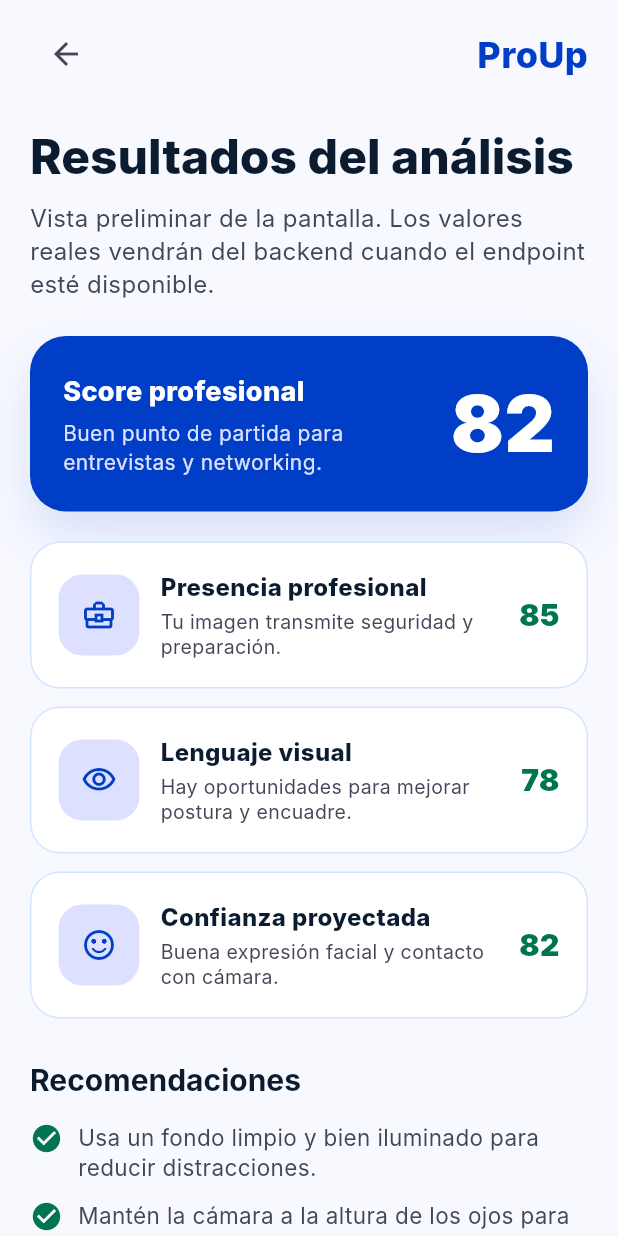
After one commit to ProUp-Application/ProUp-Frontend, a Flutter app: the ImageAnalysisResultScreen screen opened by its route, on a phone screen of 412 x 824 dp. The commit adds this screen. Run offline on Flutter 3.47's test engine with Material 3 defaults, Android fonts, the phone set to English and light mode, and no system bars; our stand-ins replace dio, flutter_bloc, go_router; Roboto replaces fonts that are missing (Inter).

Commit message:
feat: add image analysis flow

```diff
--- a/proup_mobile/lib/core/router/app_router.dart
+++ b/proup_mobile/lib/core/router/app_router.dart
@@ -4,6 +4,8 @@ import '../../features/onboarding/presentation/screens/onboarding_screen.dart';
 import '../../features/authentication/presentation/screens/login_screen.dart';
 import '../../features/authentication/presentation/screens/register_screen.dart';
 import '../../features/dashboard/presentation/screens/dashboard_screen.dart';
+import '../../features/image_analysis/presentation/screens/image_analysis_result_screen.dart';
+import '../../features/image_analysis/presentation/screens/image_scan_screen.dart';
 
 import 'app_routes.dart';
 
@@ -36,8 +38,11 @@ class AppRouter {
       ),
       GoRoute(
         path: AppRoutes.imageAnalysis,
-        builder: (context, state) =>
-            const _PlaceholderScreen(title: 'Análisis de imagen'),
+        builder: (context, state) => const ImageScanScreen(),
+      ),
+      GoRoute(
+        path: AppRoutes.imageAnalysisResult,
+        builder: (context, state) => const ImageAnalysisResultScreen(),
       ),
       GoRoute(
         path: AppRoutes.interview,
--- a/proup_mobile/lib/core/router/app_routes.dart
+++ b/proup_mobile/lib/core/router/app_routes.dart
@@ -7,6 +7,7 @@ class AppRoutes {
   static const register = '/register';
   static const dashboard = '/dashboard';
   static const imageAnalysis = '/image-analysis';
+  static const imageAnalysisResult = '/image-analysis/result';
   static const interview = '/interview';
   static const chatbot = '/chatbot';
   static const progress = '/progress';
--- /dev/null
+++ b/proup_mobile/lib/features/image_analysis/presentation/screens/image_analysis_result_screen.dart
@@ -0,0 +1,181 @@
+import 'package:flutter/material.dart';
+import 'package:go_router/go_router.dart';
+
+import '../../../../core/router/app_routes.dart';
+import '../widgets/analysis_metric_card.dart';
+import '../widgets/recommendation_list_item.dart';
+
+class ImageAnalysisResultScreen extends StatelessWidget {
+  const ImageAnalysisResultScreen({super.key});
+
+  @override
+  Widget build(BuildContext context) {
+    return Scaffold(
+      backgroundColor: const Color(0xFFF8F9FF),
+      body: SafeArea(
+        child: SingleChildScrollView(
+          padding: const EdgeInsets.fromLTRB(20, 12, 20, 28),
+          child: Column(
+            crossAxisAlignment: CrossAxisAlignment.start,
+            children: [
+              _Header(onBack: () => context.go(AppRoutes.imageAnalysis)),
+              const SizedBox(height: 24),
+              Text(
+                'Resultados del análisis',
+                style: Theme.of(context).textTheme.headlineMedium,
+              ),
+              const SizedBox(height: 10),
+              const Text(
+                'Vista preliminar de la pantalla. Los valores reales vendrán del backend cuando el endpoint esté disponible.',
+                style: TextStyle(
+                  color: Color(0xFF434656),
+                  fontSize: 16,
+                  height: 1.4,
+                ),
+              ),
+              const SizedBox(height: 24),
+              const _ScoreCard(),
+              const SizedBox(height: 20),
+              const AnalysisMetricCard(
+                title: 'Presencia profesional',
+                value: '85',
+                description: 'Tu imagen transmite seguridad y preparación.',
+                icon: Icons.business_center_outlined,
+              ),
+              const SizedBox(height: 12),
+              const AnalysisMetricCard(
+                title: 'Lenguaje visual',
+                value: '78',
+                description: 'Hay oportunidades para mejorar postura y encuadre.',
+                icon: Icons.visibility_outlined,
+              ),
+              const SizedBox(height: 12),
+              const AnalysisMetricCard(
+                title: 'Confianza proyectada',
+                value: '82',
+                description: 'Buena expresión facial y contacto con cámara.',
+                icon: Icons.sentiment_satisfied_alt,
+              ),
+              const SizedBox(height: 28),
+              Text(
+                'Recomendaciones',
+                style: Theme.of(context).textTheme.titleLarge,
+              ),
+              const SizedBox(height: 16),
+              const RecommendationListItem(
+                text: 'Usa un fondo limpio y bien iluminado para reducir distracciones.',
+              ),
+              const SizedBox(height: 12),
+              const RecommendationListItem(
+                text: 'Mantén la cámara a la altura de los ojos para proyectar naturalidad.',
+              ),
+              const SizedBox(height: 12),
+              const RecommendationListItem(
+                text: 'Elige vestimenta sobria y alineada al tipo de puesto que buscas.',
+              ),
+              const SizedBox(height: 28),
+              SizedBox(
+                width: double.infinity,
+                height: 58,
+                child: FilledButton(
+                  onPressed: () => context.go(AppRoutes.dashboard),
+                  child: const Text('Volver al dashboard'),
+                ),
+              ),
+            ],
+          ),
+        ),
+      ),
+    );
+  }
+}
+
+class _ScoreCard extends StatelessWidget {
+  const _ScoreCard();
+
+  @override
+  Widget build(BuildContext context) {
+    return Container(
+      width: double.infinity,
+      padding: const EdgeInsets.all(22),
+      decoration: BoxDecoration(
+        color: const Color(0xFF003EC7),
+        borderRadius: BorderRadius.circular(24),
+        boxShadow: const [
+          BoxShadow(
+            color: Color(0x22003EC7),
+            blurRadius: 28,
+            offset: Offset(0, 16),
+          ),
+        ],
+      ),
+      child: const Row(
+        children: [
+          Expanded(
+            child: Column(
+              crossAxisAlignment: CrossAxisAlignment.start,
+              children: [
+                Text(
+                  'Score profesional',
+                  style: TextStyle(
+                    color: Colors.white,
+                    fontSize: 18,
+                    fontWeight: FontWeight.w800,
+                  ),
+                ),
+                SizedBox(height: 6),
+                Text(
+                  'Buen punto de partida para entrevistas y networking.',
+                  style: TextStyle(
+                    color: Color(0xFFDDE1FF),
+                    fontSize: 14,
+                    height: 1.35,
+                  ),
+                ),
+              ],
+            ),
+          ),
+          SizedBox(width: 16),
+          Text(
+            '82',
+            style: TextStyle(
+              color: Colors.white,
+              fontSize: 52,
+              fontWeight: FontWeight.w900,
+            ),
+          ),
+        ],
+      ),
+    );
+  }
+}
+
+class _Header extends StatelessWidget {
+  const _Header({
+    required this.onBack,
+  });
+
+  final VoidCallback onBack;
+
+  @override
+  Widget build(BuildContext context) {
+    return Row(
+      children: [
+        IconButton(
+          tooltip: 'Volver',
+          onPressed: onBack,
+          icon: const Icon(Icons.arrow_back),
+        ),
+        const Spacer(),
+        const Text(
+          'ProUp',
+          style: TextStyle(
+            color: Color(0xFF003EC7),
+            fontSize: 24,
+            fontWeight: FontWeight.w800,
+          ),
+        ),
+      ],
+    );
+  }
+}
--- /dev/null
+++ b/proup_mobile/lib/features/image_analysis/presentation/widgets/analysis_metric_card.dart
@@ -0,0 +1,77 @@
+import 'package:flutter/material.dart';
+
+class AnalysisMetricCard extends StatelessWidget {
+  const AnalysisMetricCard({
+    required this.title,
+    required this.value,
+    required this.description,
+    required this.icon,
+    super.key,
+  });
+
+  final String title;
+  final String value;
+  final String description;
+  final IconData icon;
+
+  @override
+  Widget build(BuildContext context) {
+    return Container(
+      padding: const EdgeInsets.all(18),
+      decoration: BoxDecoration(
+        color: Colors.white,
+        borderRadius: BorderRadius.circular(20),
+        border: Border.all(color: const Color(0xFFD3E4FE)),
+      ),
+      child: Row(
+        children: [
+          Container(
+            width: 54,
+            height: 54,
+            decoration: BoxDecoration(
+              color: const Color(0xFFDDE1FF),
+              borderRadius: BorderRadius.circular(16),
+            ),
+            child: Icon(
+              icon,
+              color: const Color(0xFF003EC7),
+            ),
+          ),
+          const SizedBox(width: 14),
+          Expanded(
+            child: Column(
+              crossAxisAlignment: CrossAxisAlignment.start,
+              children: [
+                Text(
+                  title,
+                  style: const TextStyle(
+                    color: Color(0xFF0B1C30),
+                    fontSize: 16,
+                    fontWeight: FontWeight.w800,
+                  ),
+                ),
+                const SizedBox(height: 4),
+                Text(
+                  description,
+                  style: const TextStyle(
+                    color: Color(0xFF434656),
+                    fontSize: 13,
+                    height: 1.3,
+                  ),
+                ),
+              ],
+            ),
+          ),
+          Text(
+            value,
+            style: const TextStyle(
+              color: Color(0xFF007550),
+              fontSize: 20,
+              fontWeight: FontWeight.w900,
+            ),
+          ),
+        ],
+      ),
+    );
+  }
+}
--- /dev/null
+++ b/proup_mobile/lib/features/image_analysis/presentation/widgets/recommendation_list_item.dart
@@ -0,0 +1,35 @@
+import 'package:flutter/material.dart';
+
+class RecommendationListItem extends StatelessWidget {
+  const RecommendationListItem({
+    required this.text,
+    super.key,
+  });
+
+  final String text;
+
+  @override
+  Widget build(BuildContext context) {
+    return Row(
+      crossAxisAlignment: CrossAxisAlignment.start,
+      children: [
+        const Icon(
+          Icons.check_circle,
+          color: Color(0xFF007550),
+          size: 22,
+        ),
+        const SizedBox(width: 10),
+        Expanded(
+          child: Text(
+            text,
+            style: const TextStyle(
+              color: Color(0xFF434656),
+              fontSize: 15,
+              height: 1.35,
+            ),
+          ),
+        ),
+      ],
+    );
+  }
+}
```
Also changed, not shown: proup_mobile/lib/features/image_analysis/presentation/screens/image_scan_screen.dart (added, +93 -0 lines), proup_mobile/lib/features/image_analysis/presentation/widgets/camera_preview_placeholder.dart (added, +123 -0 lines).
